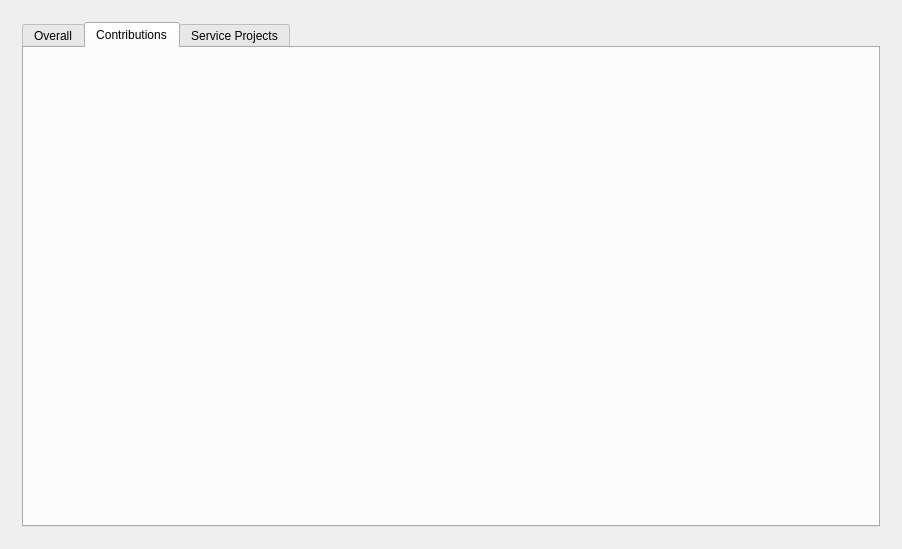
Old version of the form NHS_BullDog_Log/mainwidget.ui in the repository shanetorres/NHS-BullDogLog.
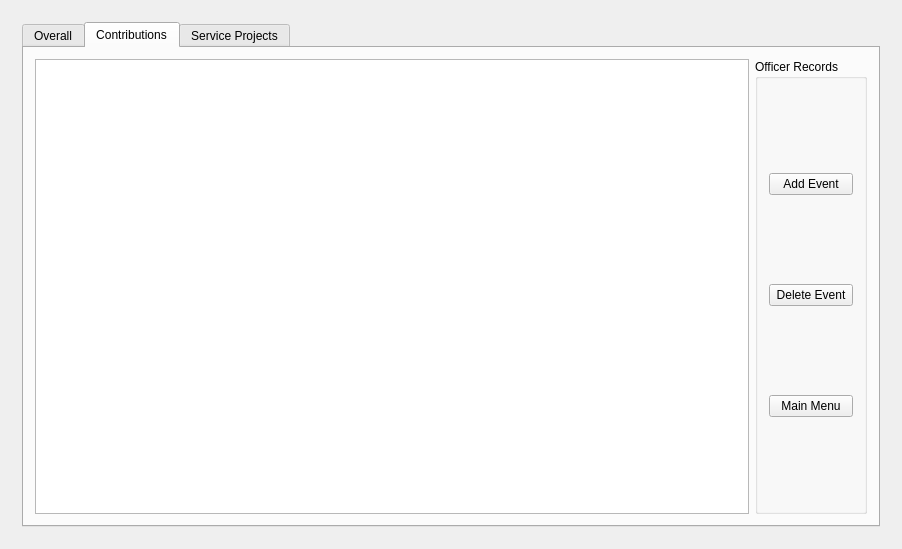
New version of the form. The open tabs and pages were chosen to show the change.

Commit message: Contributions page layout update - created layout for contributions page, as well as custom delegate for it's model - added an events vector to the currentstudents data members, the vector is updated with every edit to the contributions view - try catch block added when a file is read to attempt to eliminate problematic records (not working)

Patch:
```diff
--- a/NHS_BullDog_Log/mainwidget.ui
+++ b/NHS_BullDog_Log/mainwidget.ui
@@ -118,6 +118,41 @@
           <attribute name="title">
            <string>Contributions</string>
           </attribute>
+          <layout class="QGridLayout" name="gridLayout_4">
+           <item row="0" column="0">
+            <widget class="QTableView" name="contributionsTableView"/>
+           </item>
+           <item row="0" column="1">
+            <widget class="QGroupBox" name="contributionsGroupBox">
+             <property name="title">
+              <string>Officer Records</string>
+             </property>
+             <layout class="QVBoxLayout" name="verticalLayout_4">
+              <item>
+               <widget class="QPushButton" name="contAddEventButton">
+                <property name="text">
+                 <string>Add Event</string>
+                </property>
+               </widget>
+              </item>
+              <item>
+               <widget class="QPushButton" name="contDeleteEventButton">
+                <property name="text">
+                 <string>Delete Event</string>
+                </property>
+               </widget>
+              </item>
+              <item>
+               <widget class="QPushButton" name="contMenuButton">
+                <property name="text">
+                 <string>Main Menu</string>
+                </property>
+               </widget>
+              </item>
+             </layout>
+            </widget>
+           </item>
+          </layout>
          </widget>
          <widget class="QWidget" name="service_tab">
           <attribute name="title">
```
Left out of the diff: 2 changed lines with no effect on the pictures. The commit also changes 13 other files.
